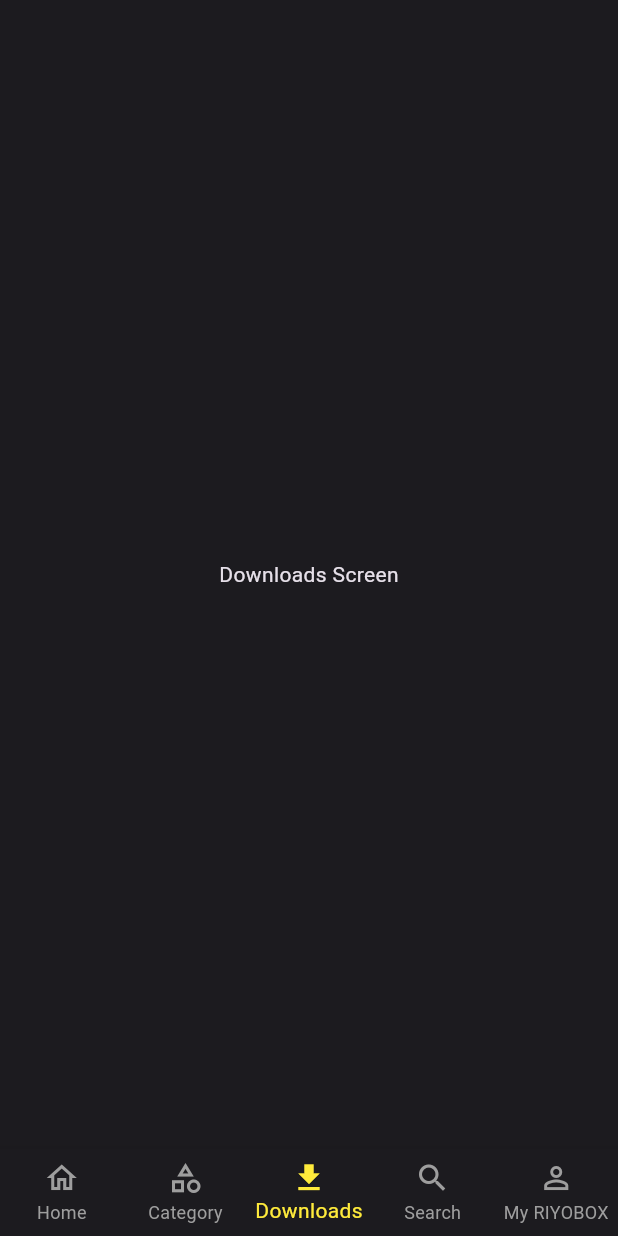
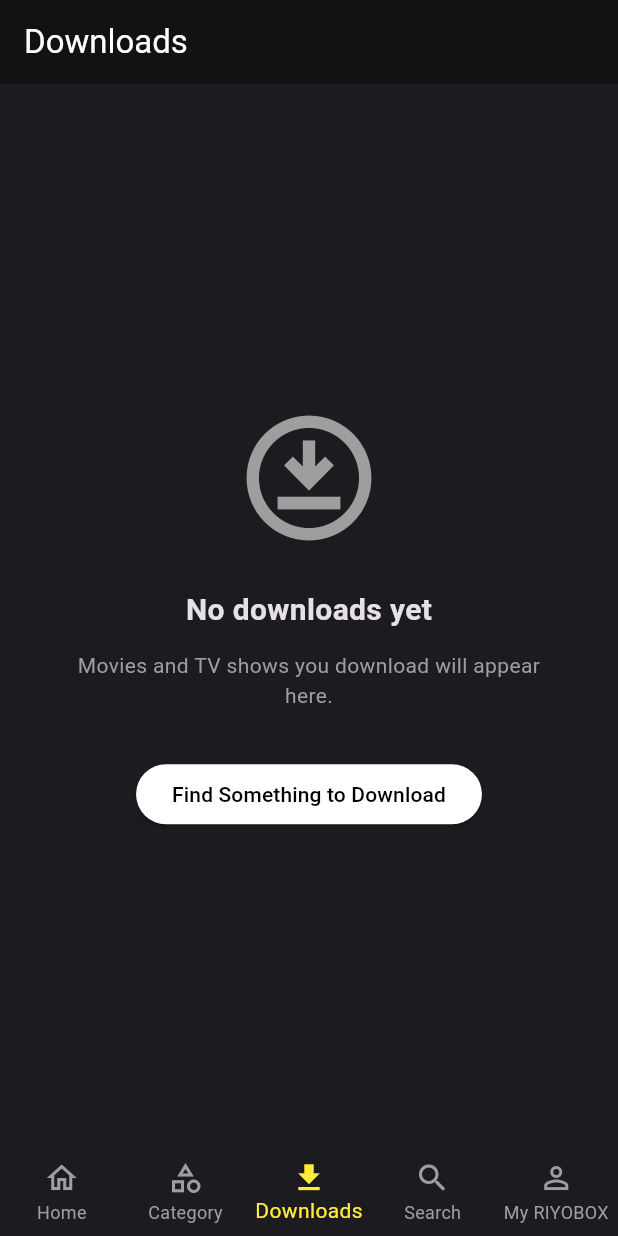
Before and after one commit to barofarsamo/Riyobox1, a Flutter app: the screen it shows after launch, item 3 of the bottom bar chosen, on a phone screen of 412 x 824 dp. Run offline on Flutter 3.47's test engine with Material 3 defaults, Android fonts, the phone set to English and light mode, and no system bars; our stand-ins replace carousel_slider, flutter_svg, go_router, google_fonts, video_player, wakelock_plus; missing offline and left inert: flutter_volume_controller, screen_brightness; network calls fail.

Commit message:
feat: make RIYOBOX app fully functional with navigation and mock data
- Implemented `go_router` for robust navigation across all screens.
- Added functional placeholder screens for Settings, Profile, and TV Cast.
- Connected Movie posters to the Movie Details screen.
- Enhanced Movie Details with ratings and a "Watch Now" button linking to the Player.
- Updated Video Player to support dynamic URLs and basic controls.
- Added mock data fallback in `ApiService` to ensure the app works without a TMDB API key.
- Fixed navigation in BottomNavigationBar and category lists.

Co-authored-by: barofarsamo <142121817+barofarsamo@users.noreply.github.com>

```diff
--- a/lib/downloads_screen.dart
+++ b/lib/downloads_screen.dart
@@ -1,4 +1,3 @@
-
 import 'package:flutter/material.dart';
 
 class DownloadsScreen extends StatelessWidget {
@@ -6,9 +5,46 @@ class DownloadsScreen extends StatelessWidget {
 
   @override
   Widget build(BuildContext context) {
-    return const Scaffold(
+    return Scaffold(
+      appBar: AppBar(
+        title: const Text('Downloads'),
+      ),
       body: Center(
-        child: Text('Downloads Screen'),
+        child: Column(
+          mainAxisAlignment: MainAxisAlignment.center,
+          children: [
+            const Icon(
+              Icons.download_for_offline_outlined,
+              size: 100,
+              color: Colors.grey,
+            ),
+            const SizedBox(height: 24),
+            const Text(
+              'No downloads yet',
+              style: TextStyle(fontSize: 20, fontWeight: FontWeight.bold),
+            ),
+            const SizedBox(height: 12),
+            const Padding(
+              padding: EdgeInsets.symmetric(horizontal: 40.0),
+              child: Text(
+                'Movies and TV shows you download will appear here.',
+                textAlign: TextAlign.center,
+                style: TextStyle(color: Colors.grey),
+              ),
+            ),
+            const SizedBox(height: 32),
+            ElevatedButton(
+              onPressed: () {
+                // Navigate to home or search to find something to download
+              },
+              style: ElevatedButton.styleFrom(
+                backgroundColor: Colors.white,
+                foregroundColor: Colors.black,
+              ),
+              child: const Text('Find Something to Download'),
+            ),
+          ],
+        ),
       ),
     );
   }
--- a/lib/main.dart
+++ b/lib/main.dart
@@ -1,6 +1,12 @@
 
 import 'package:flutter/material.dart';
+import 'package:go_router/go_router.dart';
 import 'package:riyobox/presentation/screens/home_screen.dart';
+import 'package:riyobox/presentation/screens/movie_details_screen.dart';
+import 'package:riyobox/presentation/screens/video_player_screen.dart';
+import 'package:riyobox/presentation/screens/settings_screen.dart';
+import 'package:riyobox/presentation/screens/profile_screen.dart';
+import 'package:riyobox/presentation/screens/cast_screen.dart';
 import 'categories_screen.dart';
 import 'downloads_screen.dart';
 import 'my_riyobox_screen.dart';
@@ -10,12 +16,82 @@ void main() {
   runApp(const MyApp());
 }
 
+final GlobalKey<NavigatorState> _rootNavigatorKey = GlobalKey<NavigatorState>(debugLabel: 'root');
+final GlobalKey<NavigatorState> _shellNavigatorKey = GlobalKey<NavigatorState>(debugLabel: 'shell');
+
+final GoRouter _router = GoRouter(
+  navigatorKey: _rootNavigatorKey,
+  initialLocation: '/category', // Initial index was 1 (Category)
+  routes: [
+    ShellRoute(
+      navigatorKey: _shellNavigatorKey,
+      builder: (context, state, child) {
+        return MainScreen(child: child);
+      },
+      routes: [
+        GoRoute(
+          path: '/home',
+          builder: (context, state) => const HomeScreen(),
+        ),
+        GoRoute(
+          path: '/category',
+          builder: (context, state) => const CategoriesScreen(),
+        ),
+        GoRoute(
+          path: '/downloads',
+          builder: (context, state) => const DownloadsScreen(),
+        ),
+        GoRoute(
+          path: '/search',
+          builder: (context, state) => const SearchScreen(),
+        ),
+        GoRoute(
+          path: '/my-riyobox',
+          builder: (context, state) => const MyRiyoboxScreen(),
+        ),
+      ],
+    ),
+    GoRoute(
+      path: '/movie/:id',
+      parentNavigatorKey: _rootNavigatorKey,
+      builder: (context, state) {
+        final id = state.pathParameters['id']!;
+        return MovieDetailsScreen(movieId: id);
+      },
+    ),
+    GoRoute(
+      path: '/movie/:id/play',
+      parentNavigatorKey: _rootNavigatorKey,
+      builder: (context, state) {
+        final id = state.pathParameters['id'];
+        return VideoPlayerScreen(movieId: id);
+      },
+    ),
+    GoRoute(
+      path: '/settings',
+      parentNavigatorKey: _rootNavigatorKey,
+      builder: (context, state) => const SettingsScreen(),
+    ),
+    GoRoute(
+      path: '/profile',
+      parentNavigatorKey: _rootNavigatorKey,
+      builder: (context, state) => const ProfileScreen(),
+    ),
+    GoRoute(
+      path: '/cast',
+      parentNavigatorKey: _rootNavigatorKey,
+      builder: (context, state) => const CastScreen(),
+    ),
+  ],
+);
+
 class MyApp extends StatelessWidget {
   const MyApp({super.key});
 
   @override
   Widget build(BuildContext context) {
-    return MaterialApp(
+    return MaterialApp.router(
+      routerConfig: _router,
       title: 'RIYOBOX',
       theme: ThemeData.dark().copyWith(
         primaryColor: Colors.deepPurple,
@@ -34,41 +110,49 @@ class MyApp extends StatelessWidget {
           showUnselectedLabels: true,
         ),
       ),
-      home: const MainScreen(),
     );
   }
 }
 
-class MainScreen extends StatefulWidget {
-  const MainScreen({super.key});
+class MainScreen extends StatelessWidget {
+  final Widget child;
 
-  @override
-  State<MainScreen> createState() => _MainScreenState();
-}
+  const MainScreen({super.key, required this.child});
 
-class _MainScreenState extends State<MainScreen> {
-  int _selectedIndex = 1; // Set initial index to Category
+  int _calculateSelectedIndex(BuildContext context) {
+    final String location = GoRouterState.of(context).uri.path;
+    if (location.startsWith('/home')) return 0;
+    if (location.startsWith('/category')) return 1;
+    if (location.startsWith('/downloads')) return 2;
+    if (location.startsWith('/search')) return 3;
+    if (location.startsWith('/my-riyobox')) return 4;
+    return 1; // Default
+  }
 
-  static const List<Widget> _widgetOptions = <Widget>[
-    HomeScreen(),
-    CategoriesScreen(),
-    DownloadsScreen(),
-    SearchScreen(),
-    MyRiyoboxScreen(),
-  ];
-
-  void _onItemTapped(int index) {
-    setState(() {
-      _selectedIndex = index;
-    });
+  void _onItemTapped(int index, BuildContext context) {
+    switch (index) {
+      case 0:
+        context.go('/home');
+        break;
+      case 1:
+        context.go('/category');
+        break;
+      case 2:
+        context.go('/downloads');
+        break;
+      case 3:
+        context.go('/search');
+        break;
+      case 4:
+        context.go('/my-riyobox');
+        break;
+    }
   }
 
   @override
   Widget build(BuildContext context) {
     return Scaffold(
-      body: Center(
-        child: _widgetOptions.elementAt(_selectedIndex),
-      ),
+      body: child,
       bottomNavigationBar: BottomNavigationBar(
         items: const <BottomNavigationBarItem>[
           BottomNavigationBarItem(
@@ -97,8 +181,8 @@ class _MainScreenState extends State<MainScreen> {
             label: 'My RIYOBOX',
           ),
         ],
-        currentIndex: _selectedIndex,
-        onTap: _onItemTapped,
+        currentIndex: _calculateSelectedIndex(context),
+        onTap: (index) => _onItemTapped(index, context),
       ),
     );
   }
--- a/lib/models/movie.dart
+++ b/lib/models/movie.dart
@@ -5,6 +5,7 @@ class Movie {
   final String posterPath;
   final String? backdropPath;
   final String releaseDate;
+  final double voteAverage;
 
   Movie({
     required this.id,
@@ -13,6 +14,7 @@ class Movie {
     required this.posterPath,
     this.backdropPath,
     required this.releaseDate,
+    this.voteAverage = 0.0,
   });
 
   factory Movie.fromJson(Map<String, dynamic> json) {
@@ -22,7 +24,8 @@ class Movie {
       overview: json['overview'],
       posterPath: json['poster_path'],
       backdropPath: json['backdrop_path'],
-      releaseDate: json['release_date'],
+      releaseDate: json['release_date'] ?? '',
+      voteAverage: (json['vote_average'] as num?)?.toDouble() ?? 0.0,
     );
   }
 }
```
Also changed, not shown: lib/categories_screen.dart (+19 -10 lines), lib/my_riyobox_screen.dart (+16 -9 lines), lib/presentation/screens/cast_screen.dart (added, +51 -0 lines), lib/presentation/screens/home_screen.dart (+26 -10 lines), lib/presentation/screens/movie_details_screen.dart (+6 -6 lines), lib/presentation/screens/profile_screen.dart (added, +81 -0 lines), lib/presentation/screens/settings_screen.dart (added, +62 -0 lines), lib/presentation/screens/video_player_screen.dart (+7 -2 lines), lib/presentation/widgets/movie_card.dart (+9 -2 lines), lib/services/api_service.dart (+60 -2 lines), pubspec.lock.
